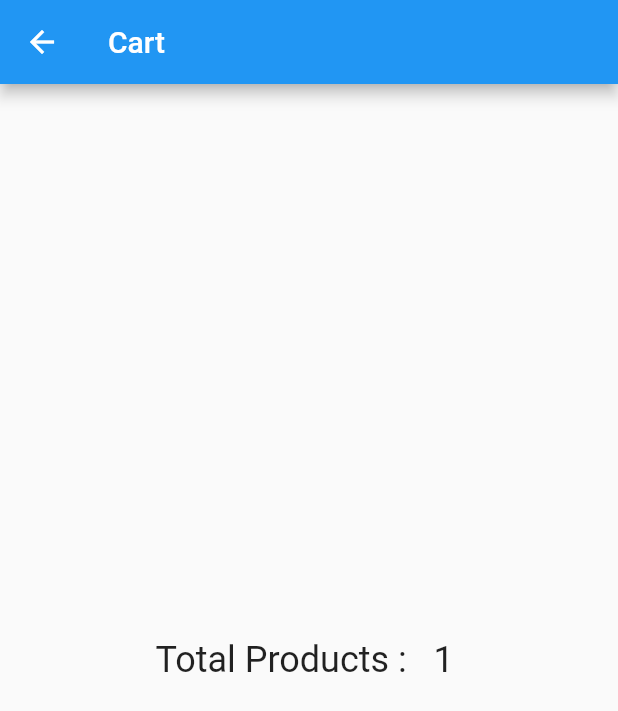
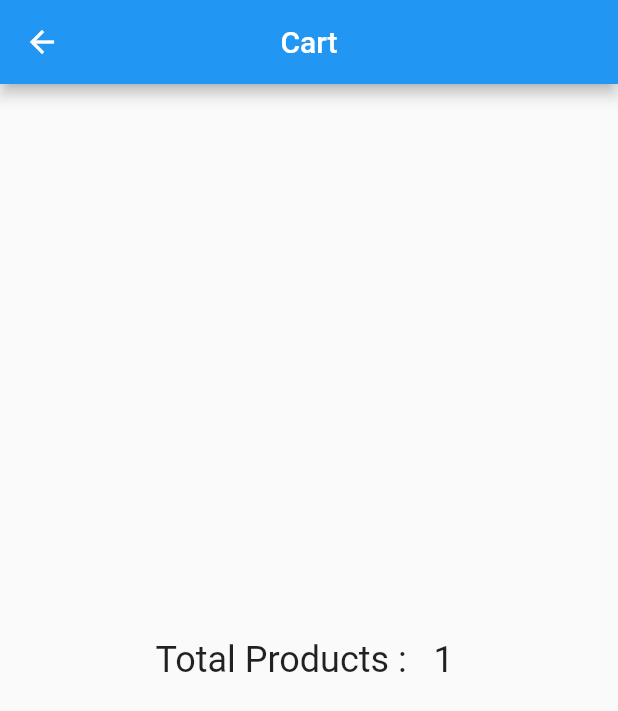
Before and after one commit to sabsar42/ostad_submission_flutter, a Flutter app: the screen it shows after launch, scrolled down 576 dp, after a tap on "Buy Now", after a tap on the "shopping cart" icon, on a phone screen of 412 x 824 dp. Shown: the top 711 px of the screen. Run offline on Flutter 3.47's test engine with Material 2 defaults, Android fonts, the phone set to English and light mode, and no system bars.

Commit message:
Completed the Assignment Finally, Corrected Final-1

```diff
--- a/lib/main.dart
+++ b/lib/main.dart
@@ -64,22 +64,14 @@ class _CounterState extends State<CounterScreen> {
     Item('Product 30', '155.00', 0),
   ];
 
-  var totalProduct = 0;
-
-  void checkCounterIncrease() {
-    for (int i = 0; i < items.length; i++) {
-      if (items[i].counter > 0) {
-        totalProduct++;
-      }
-    }
-  }
+  Set<String> totalProductCounter = {};
 
   void _showAlertDialog(int totalCounter, int itemIndex) {
     showDialog(
       context: context,
       builder: (BuildContext context) {
         return AlertDialog(
-          title: Text('Congratulations'),
+          title: Text('Congratulations !'),
           content: Text(
               'You brought ${items[itemIndex].counter} product of  ${items[itemIndex].productName} '),
           actions: <Widget>[
@@ -106,13 +98,12 @@ class _CounterState extends State<CounterScreen> {
         child: Column(
           children: [
             ListView.builder(
-              //   padding: EdgeInsets.fromLTRB(10, 20, 30, 10),
               shrinkWrap: true,
               itemCount: items.length,
               itemBuilder: (BuildContext context, int index) {
                 return ListTile(
                   title: Text(items[index].productName),
-                  subtitle: Text('Price: ${items[index].productPrice}'),
+                  subtitle: Text('${items[index].productPrice}'),
                   trailing: Row(
                     mainAxisSize: MainAxisSize.min,
                     children: [
@@ -120,20 +111,20 @@ class _CounterState extends State<CounterScreen> {
                         children: [
                           Text('Count: ${items[index].counter.toString()}'),
                           SizedBox(
-                            height: 30,
+                            height: 29,
                             child: ElevatedButton(
                               onPressed: () {
                                 setState(() {
                                   items[index].counter++;
-                                   int totalCounter = items.fold(
-                                     0, (sum, item) => sum + item.counter);
+                                  totalProductCounter
+                                      .add(items[index].productName);
                                   if (items[index].counter >= 5) {
                                     _showAlertDialog(
                                         items[index].counter, index);
                                   }
                                 });
                               },
-                              child: Row(
+                              child: const Row(
                                 children: [
                                   Text('Buy Now'),
                                 ],
@@ -152,20 +143,12 @@ class _CounterState extends State<CounterScreen> {
       ),
       floatingActionButton: FloatingActionButton(
         onPressed: () {
-          checkCounterIncrease();
           Navigator.push(context, MaterialPageRoute(builder: (context) {
-            return CartScreen(productCount: totalProduct);
-
+            return CartScreen(productCount: totalProductCounter.length);
           }));
-          //  totalProduct = 0;
         },
-
         child: Icon(Icons.shopping_cart),
       ),
-
-
-
-
     );
   }
 }
@@ -179,29 +162,14 @@ class CartScreen extends StatelessWidget {
   Widget build(BuildContext context) {
     return Scaffold(
       appBar: AppBar(
-
         title: Text('Cart'),
-        // leading: IconButton(
-        //   onPressed: () {
-        //
-        //     // Navigator.pop(
-        //     //   context,
-        //     //   MaterialPageRoute(
-        //     //     builder: (context) => CounterScreen(),
-        //     //   ),
-        //     // );
-        //
-        //   },
-        //   icon: Icon(Icons.arrow_back_outlined),
-        // ),
+        centerTitle: true,
       ),
       body: Center(
         child: Text(
           'Total Products :   $productCount ',
-
           style: TextStyle(fontSize: 24),
         ),
-
       ),
     );
   }
```
Also changed, not shown: img.png (added), img_1.png (added), img_2.png (added), 1 other file.
